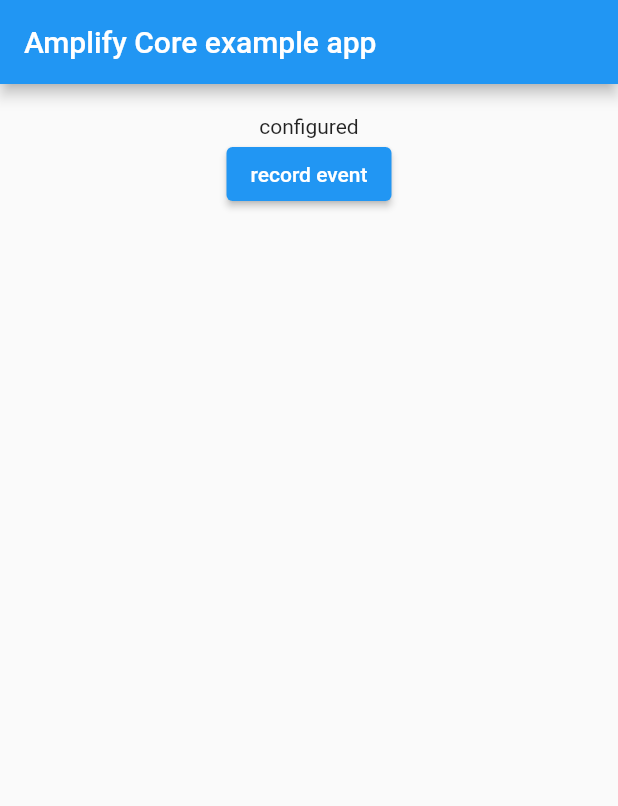
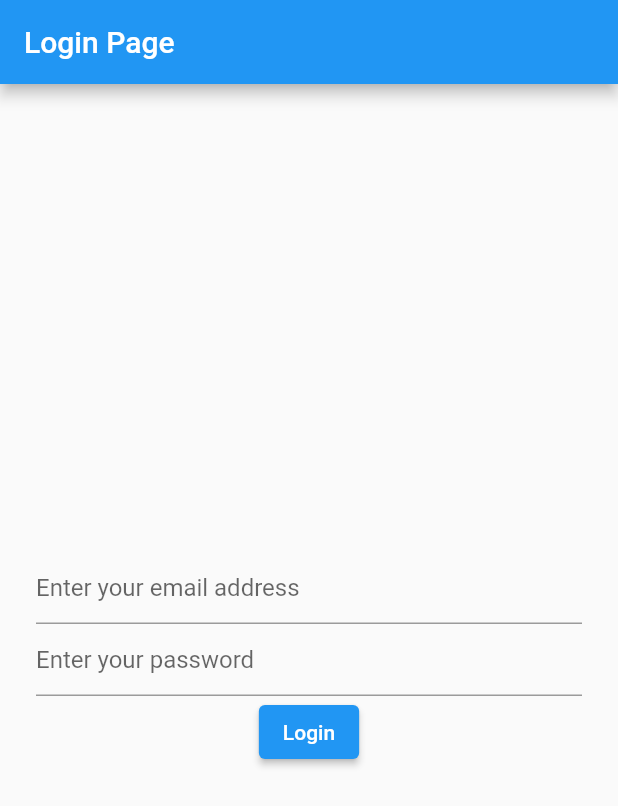
Before and after one commit to finkmoritz/flutter-amplify-social-media-app, a Flutter app: the screen it shows after launch, on a phone screen of 412 x 824 dp. Shown: the top 806 px of the screen. Run offline on Flutter 3.47's test engine with Material 2 defaults, Android fonts, the phone set to English and light mode, and no system bars; missing offline and left inert: amplify_auth_cognito, amplify_flutter.

Commit message:
Add login form

```diff
--- a/lib/main.dart
+++ b/lib/main.dart
@@ -2,6 +2,7 @@ import 'package:flutter/material.dart';
 
 import 'my_app.dart';
 
-void main() {
-  runApp(MyApp());
+void main() async {
+  WidgetsFlutterBinding.ensureInitialized();
+  runApp(MyApp(initialRoute: '/',));
 }
--- a/lib/my_app.dart
+++ b/lib/my_app.dart
@@ -1,17 +1,22 @@
-import 'package:amplify_analytics_pinpoint/amplify_analytics_pinpoint.dart';
 import 'package:amplify_auth_cognito/amplify_auth_cognito.dart';
 import 'package:amplify_flutter/amplify.dart';
 import 'package:flutter/material.dart';
+import 'package:social_media_app/pages/home/home_page.dart';
+import 'package:social_media_app/pages/login/login_page.dart';
 
 import 'amplifyconfiguration.dart';
 
 class MyApp extends StatefulWidget {
+
+  final String initialRoute;
+
+  MyApp({Key key, this.initialRoute}) : super(key: key);
+
   @override
   _MyAppState createState() => _MyAppState();
 }
 
 class _MyAppState extends State<MyApp> {
-  bool _amplifyConfigured = false;
 
   @override
   void initState() {
@@ -22,7 +27,6 @@ class _MyAppState extends State<MyApp> {
   void _configureAmplify() async {
     if (!mounted) return;
 
-    Amplify.addPlugin(AmplifyAnalyticsPinpoint());
     Amplify.addPlugin(AmplifyAuthCognito());
 
     // Note: Amplify can only be configured once.
@@ -31,13 +35,6 @@ class _MyAppState extends State<MyApp> {
     } on AmplifyAlreadyConfiguredException {
       print("Amplify was already configured. Was the app restarted?");
     }
-    try {
-      setState(() {
-        _amplifyConfigured = true;
-      });
-    } catch (e) {
-      print(e);
-    }
   }
 
   @override
@@ -45,39 +42,13 @@ class _MyAppState extends State<MyApp> {
     return MaterialApp(
         title: 'Flutter Amplify Demo',
         theme: ThemeData(
-
           primarySwatch: Colors.blue,
         ),
-        home: Scaffold(
-            appBar: AppBar(
-              title: const Text('Amplify Core example app'),
-            ),
-            body: ListView(padding: EdgeInsets.all(10.0), children: <Widget>[
-              Center(
-                child: Column (
-                    children: [
-                      const Padding(padding: EdgeInsets.all(5.0)),
-                      Text(
-                          _amplifyConfigured ? 'configured' : 'not configured'
-                      ),
-                      ElevatedButton(
-                          onPressed: _amplifyConfigured ? _recordEvent : null,
-                          child: const Text('record event')
-                      )
-                    ]
-                ),
-              )
-            ])
-        )
+        initialRoute: widget.initialRoute,
+        routes: {
+          '/': (context) => LoginPage(),
+          '/home': (context) => HomePage(),
+        },
     );
   }
-
-  void _recordEvent() async {
-    AnalyticsEvent event = AnalyticsEvent('test');
-    event.properties.addBoolProperty('boolKey', true);
-    event.properties.addDoubleProperty('doubleKey', 10.0);
-    event.properties.addIntProperty('intKey', 10);
-    event.properties.addStringProperty('stringKey', 'stringValue');
-    Amplify.Analytics.recordEvent(event: event);
-  }
 }
--- /dev/null
+++ b/lib/pages/login/login_form.dart
@@ -0,0 +1,59 @@
+import 'package:flutter/material.dart';
+
+class LoginForm extends StatefulWidget {
+  @override
+  _LoginFormState createState() => _LoginFormState();
+}
+
+class _LoginFormState extends State<LoginForm> {
+  final _formKey = GlobalKey<FormState>();
+  final _emailRegEx = RegExp(r"^[a-zA-Z0-9.a-zA-Z0-9.!#$%&'*+-/=?^_`{|}~]+@[a-zA-Z0-9]+\.[a-zA-Z]+");
+
+  @override
+  Widget build(BuildContext context) {
+    return Form(
+      key: _formKey,
+        child: Center(
+          child: Padding(
+            padding: const EdgeInsets.all(24.0),
+            child: Column(
+              mainAxisAlignment: MainAxisAlignment.center,
+              children: [
+                TextFormField(
+                  validator: (value) {
+                    if(!_emailRegEx.hasMatch(value)) {
+                      return 'Invalid email address';
+                    }
+                    return null;
+                  },
+                  decoration: InputDecoration(
+                    hintText: 'Enter your email address'
+                  ),
+                ),
+                TextFormField(
+                  obscureText: true,
+                  validator: (value) {
+                    if(value.length < 5) {
+                      return 'Password too short';
+                    }
+                    return null;
+                  },
+                  decoration: InputDecoration(
+                      hintText: 'Enter your password'
+                  ),
+                ),
+                ElevatedButton(
+                  child: Text('Login'),
+                  onPressed: () {
+                    if(_formKey.currentState.validate()) {
+                      Navigator.pushNamed(context, '/home');
+                    }
+                  },
+                ),
+              ],
+            ),
+          ),
+        ),
+    );
+  }
+}
--- /dev/null
+++ b/lib/pages/login/login_page.dart
@@ -0,0 +1,14 @@
+import 'package:flutter/material.dart';
+import 'package:social_media_app/pages/login/login_form.dart';
+
+class LoginPage extends StatelessWidget {
+  @override
+  Widget build(BuildContext context) {
+    return Scaffold(
+      appBar: AppBar(
+        title: Text('Login Page'),
+      ),
+      body: LoginForm(),
+    );
+  }
+}
--- a/pubspec.yaml
+++ b/pubspec.yaml
@@ -27,7 +27,6 @@ dependencies:
   cupertino_icons: ^1.0.2
   amplify_flutter: '<1.0.0'
   amplify_auth_cognito: '<1.0.0'
-  amplify_analytics_pinpoint: '<1.0.0'
 
 dev_dependencies:
   flutter_test:
```
Also changed, not shown: lib/pages/home/home_page.dart (added, +12 -0 lines), pubspec.lock, 10 other files.
